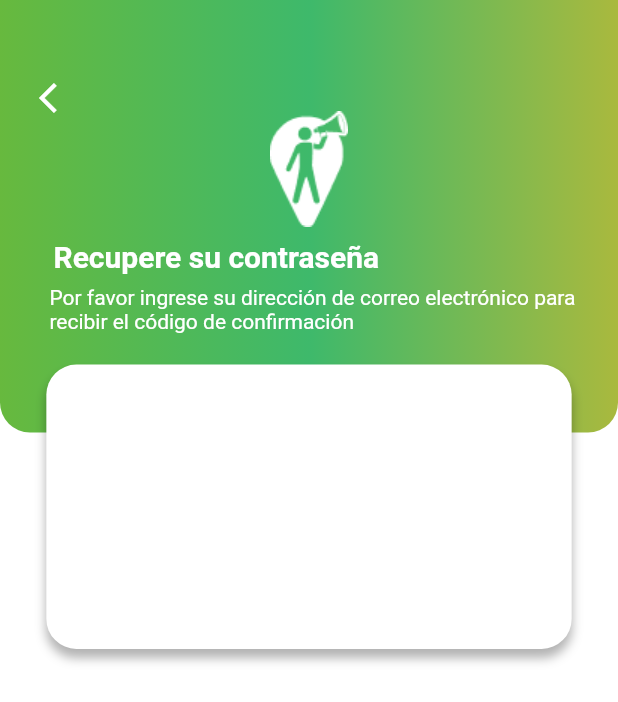
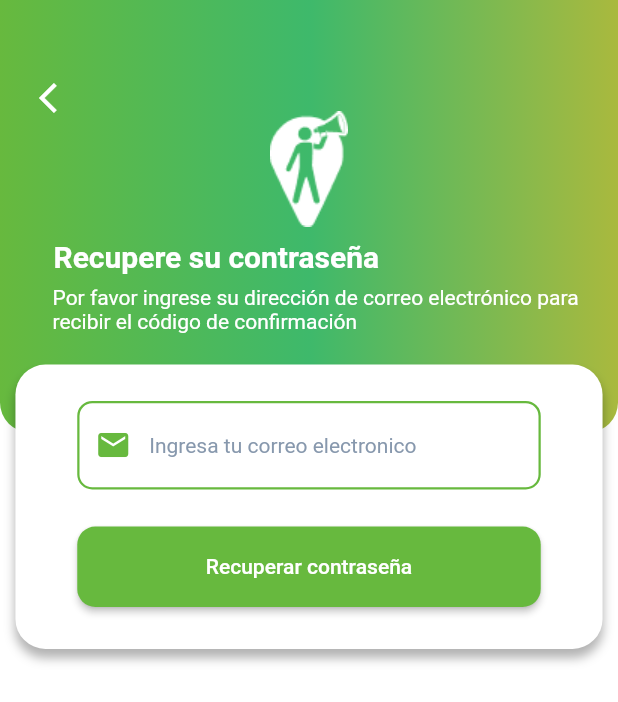
Before and after one commit to jhonandres0322/uisads_app, a Flutter app: the LoginPage screen opened by its route, after a tap on "¿Olvidaste tu contraseña?", on a phone screen of 412 x 824 dp. Shown: the top 702 px of the screen. Run offline on Flutter 3.47's test engine with Material 2 defaults, Android fonts, the phone set to English and light mode, and no system bars; our stand-ins replace flutter_screenutil, google_fonts.

Commit message:
creacion de la vista recuperar contraseña

```diff
--- a/lib/main.dart
+++ b/lib/main.dart
@@ -1,7 +1,6 @@
 import 'package:flutter/material.dart';
 import 'package:flutter_localizations/flutter_localizations.dart';
 import 'package:flutter_screenutil/flutter_screenutil.dart';
-import 'package:get/route_manager.dart';
 import 'package:uisads_app/src/constants/routes.dart';
 import 'package:uisads_app/src/constants/themes.dart';
 import 'package:uisads_app/src/utils/screen_size.dart';
--- a/lib/src/constants/themes.dart
+++ b/lib/src/constants/themes.dart
@@ -12,6 +12,7 @@ class AppTheme {
       iconTheme: IconThemeData(
         color: AppColors.logoSchoolOpaque,
       )
-    )
+    ),
+    primaryColor: AppColors.primary
   );
 }
--- a/lib/src/screens/home_page.dart
+++ b/lib/src/screens/home_page.dart
@@ -8,7 +8,8 @@ class HomePage extends StatelessWidget {
     final size = MediaQuery.of(context).size;
     return Scaffold(
       // ignore: avoid_unnecessary_containers
-      body: Container(
+      body: SingleChildScrollView(
+        child: Container(
           margin: EdgeInsets.only(top: size.height * 0.05),
           alignment: Alignment.center,
           child: Column(
@@ -23,6 +24,7 @@ class HomePage extends StatelessWidget {
               ),
               createButtonRegister(size, context)
             ],
+          ),
         ),
       ),
     );
--- a/lib/src/screens/login_page.dart
+++ b/lib/src/screens/login_page.dart
@@ -60,6 +60,7 @@ class _LoginForm extends StatelessWidget {
       obscureText: false,
       keyboardType: TextInputType.emailAddress,
       onChanged: _onChangedExample ,
+      icon: Icons.email ,
     );
   }
 
@@ -75,6 +76,7 @@ class _LoginForm extends StatelessWidget {
       obscureText: true,
       keyboardType: TextInputType.text,
       onChanged: _onChangedExample,
+      icon: Icons.lock
     );
   }
 
--- a/lib/src/screens/recovery_password.dart
+++ b/lib/src/screens/recovery_password.dart
@@ -1,5 +1,6 @@
 import 'package:flutter/material.dart';
 import 'package:uisads_app/src/constants/colors.dart';
+import 'package:uisads_app/src/widgets/input_custom.dart';
 
 // ignore: must_be_immutable
 class RecoveryPasswordPage extends StatelessWidget {
@@ -78,7 +79,7 @@ class RecoveryPasswordPage extends StatelessWidget {
     return Padding(
       padding: EdgeInsets.only(
           top: _size.height * 0.01,
-          left: _size.width * 0.08,
+          left: _size.width * 0.085,
           right: _size.height * 0.02),
       child: const Text(
         'Por favor ingrese su dirección de correo electrónico para recibir el código de confirmación',
@@ -98,12 +99,11 @@ class RecoveryPasswordPage extends StatelessWidget {
 
   Widget _containerInputEmail() {
     return Padding(
-      padding: EdgeInsets.only(
-        bottom: _size.height * 0.18
-      ),
+      padding: EdgeInsets.only(bottom: _size.height * 0.18),
       child: Center(
         child: Container(
-          width: _size.width * 0.85,
+          child: _FormLogin(),
+          width: _size.width * 0.95,
           height: _size.height * 0.23,
           decoration: BoxDecoration(
             color: AppColors.mainThirdContrast,
@@ -114,10 +114,61 @@ class RecoveryPasswordPage extends StatelessWidget {
                 blurRadius: 5,
                 color: Colors.black.withOpacity(0.3),
               ),
-            ]      ,
+            ],
           ),
         ),
       ),
     );
   }
 }
+
+// ignore: must_be_immutable
+class _FormLogin extends StatelessWidget {
+  late Size _size;
+  @override
+  Widget build(BuildContext context) {
+    _size = MediaQuery.of(context).size;
+    return SizedBox(
+      width: _size.width * 0.4,
+      child: Column(
+        children: [
+          _createInputEmail(),
+          SizedBox(
+            height: _size.height * 0.03,
+          ),
+          _createButton(context)
+        ],
+      ),
+    );
+  }
+
+  Widget _createInputEmail() {
+    return InputCustom(
+        hintText: 'Ingresa tu correo electronico',
+        obscureText: false,
+        keyboardType: TextInputType.emailAddress,
+        onChanged: changedExample,
+        icon: Icons.email);
+  }
+
+  Widget _createButton(BuildContext context ) {
+    return SizedBox(
+      height: _size.height * 0.065,
+      width: _size.width * 0.75,
+      child: ElevatedButton(
+          onPressed: () {
+            Navigator.pushNamed(context, 'main');
+          },
+          child: const Text('Recuperar contraseña'),
+          style: ElevatedButton.styleFrom(
+              primary: AppColors.primary,
+              shape: RoundedRectangleBorder(
+                  borderRadius: BorderRadius.circular(12.0)))),
+    );
+  }
+
+  void changedExample(String text) {
+    // ignore: avoid_print
+    print('text --> $text');
+  }
+}
--- a/lib/src/screens/register_page.dart
+++ b/lib/src/screens/register_page.dart
@@ -60,7 +60,9 @@ class _RegisterForm extends StatelessWidget {
         labelText: 'Email',
         obscureText: false,
         keyboardType: TextInputType.emailAddress,
-        onChanged: _onChangedExample);
+        onChanged: _onChangedExample,
+        icon: Icons.email
+      );
   }
 
   Widget _createInputUser() {
@@ -69,7 +71,10 @@ class _RegisterForm extends StatelessWidget {
         labelText: 'Usuario',
         obscureText: false,
         keyboardType: TextInputType.name,
-        onChanged: _onChangedExample);
+        onChanged: _onChangedExample,
+        icon: Icons.person
+
+      );
   }
 
   Widget _createInputPassword() {
@@ -78,7 +83,9 @@ class _RegisterForm extends StatelessWidget {
         labelText: 'Contraseña',
         obscureText: true,
         keyboardType: TextInputType.name,
-        onChanged: _onChangedExample);
+        onChanged: _onChangedExample,
+        icon: Icons.lock
+        );
   }
 
   Widget _createInputCellphone() {
@@ -87,7 +94,9 @@ class _RegisterForm extends StatelessWidget {
         labelText: 'Celular',
         obscureText: false,
         keyboardType: TextInputType.phone,
-        onChanged: _onChangedExample);
+        onChanged: _onChangedExample,
+        icon: Icons.phone_iphone
+    );
   }
 
   Widget _createButtonRegister(Size size, BuildContext context) {
--- a/lib/src/widgets/input_custom.dart
+++ b/lib/src/widgets/input_custom.dart
@@ -7,13 +7,17 @@ class InputCustom extends StatelessWidget {
   final bool obscureText;
   final TextInputType keyboardType;
   final void Function(String) onChanged;
+  final IconData icon;
+
   const InputCustom(
       {Key? key,
       required this.hintText,
-      required this.labelText,
+      this.labelText = '',
       required this.obscureText,
       required this.keyboardType,
-      required this.onChanged})
+      required this.onChanged,
+      required this.icon
+      })
       : super(key: key);
 
   final double widthBorderInput = 1.5;
@@ -38,13 +42,14 @@ class InputCustom extends StatelessWidget {
           SizedBox(
             height: size.height * 0.01,
           ),
-          Container(
-            height: size.height * 0.06,
-            child: TextFormField(
+          // ignore: sized_box_for_whitespace
+          TextFormField(
             obscureText: obscureText,
             keyboardType: keyboardType,
             onChanged: onChanged,
             decoration: InputDecoration(
+                prefixIcon : Icon( icon, color: AppColors.primary),
+                prefixIconColor: AppColors.primary,
                 enabledBorder: OutlineInputBorder(
                     borderRadius: BorderRadius.circular(borderRadiusInput),
                     borderSide: BorderSide(
@@ -57,7 +62,6 @@ class InputCustom extends StatelessWidget {
                 hintStyle: const TextStyle(
                     fontSize: 14.0, color: AppColors.subtitles)),
           ),
-          ),
         ],
       ),
     );
--- a/pubspec.yaml
+++ b/pubspec.yaml
@@ -36,8 +36,8 @@ dependencies:
   cupertino_icons: ^1.0.2
   http:
   flutter_screenutil: ^5.0.0+2
-  get: ^4.1.4
   google_fonts: ^2.3.1
+  provider: ^6.0.2
 
 dev_dependencies:
   flutter_test:
```
Also changed, not shown: pubspec.lock. Lines whose indentation alone changed are shown as unchanged.
